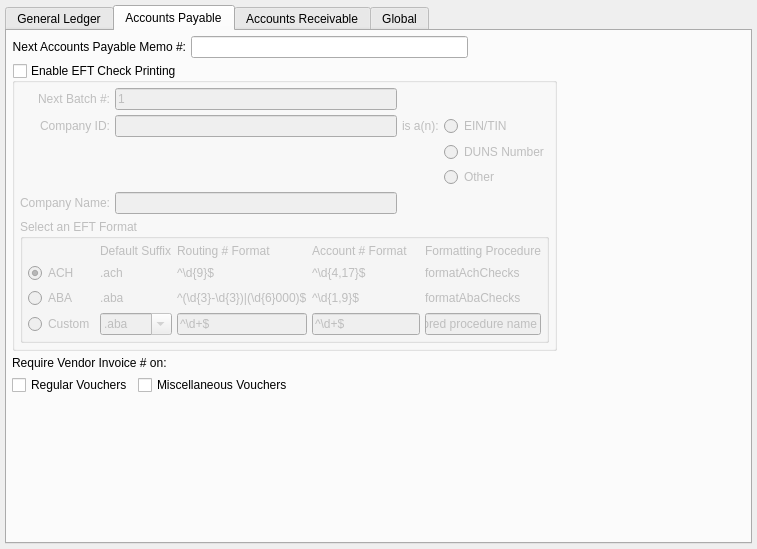
Above: guiclient/configureGL.ui from knowhow/xtuple before the change. Below: the same form after it.
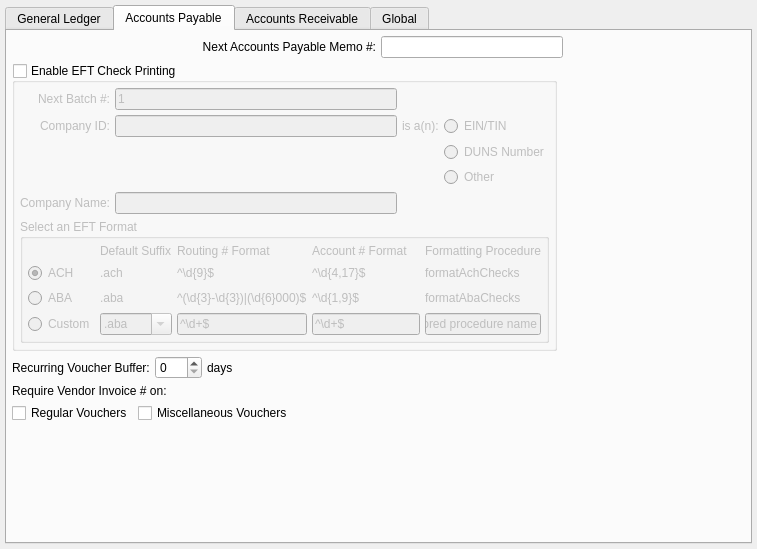
That is the form after the change. The open tabs and pages were chosen to show the change. Custom widgets are drawn as their Qt base class.

What changed in the file:
```diff
--- a/guiclient/configureGL.ui
+++ b/guiclient/configureGL.ui
@@ -717,7 +717,7 @@
              </item>
             </layout>
            </item>
-           <item row="2" column="0" colspan="2">
+           <item row="3" column="0" colspan="2">
             <layout class="QHBoxLayout" name="horizontalLayout_3">
              <item>
               <layout class="QGridLayout" name="gridLayout_7">
@@ -759,6 +759,40 @@
              </item>
             </layout>
            </item>
+           <item row="2" column="0">
+            <layout class="QHBoxLayout" name="_4">
+             <item>
+              <widget class="QLabel" name="_recurringVoucherBufferLit">
+               <property name="text">
+                <string>Recurring Voucher Buffer:</string>
+               </property>
+               <property name="buddy">
+                <cstring>_recurringVoucherBuffer</cstring>
+               </property>
+              </widget>
+             </item>
+             <item>
+              <widget class="QSpinBox" name="_recurringVoucherBuffer">
+               <property name="maximum">
+                <number>999</number>
+               </property>
+              </widget>
+             </item>
+             <item>
+              <widget class="QLabel" name="_recurringVoucherBufferDaysLit">
+               <property name="sizePolicy">
+                <sizepolicy hsizetype="Expanding" vsizetype="Preferred">
+                 <horstretch>0</horstretch>
+                 <verstretch>0</verstretch>
+                </sizepolicy>
+               </property>
+               <property name="text">
+                <string>days</string>
+               </property>
+              </widget>
+             </item>
+            </layout>
+           </item>
           </layout>
          </item>
          <item>
```
Left out of the diff: 26 changed lines with no effect on the pictures. Lines whose indentation alone changed are shown as unchanged.
